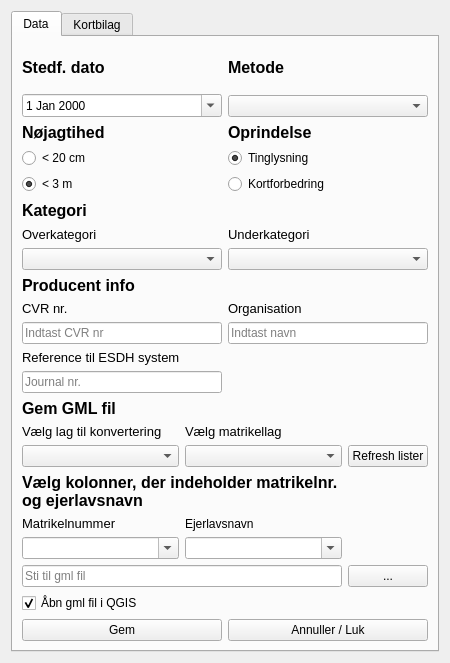
First picture: the form in tinglysning_gml_dialog_base.ui, repository danielarnason/TinglysningGml, before the edit.
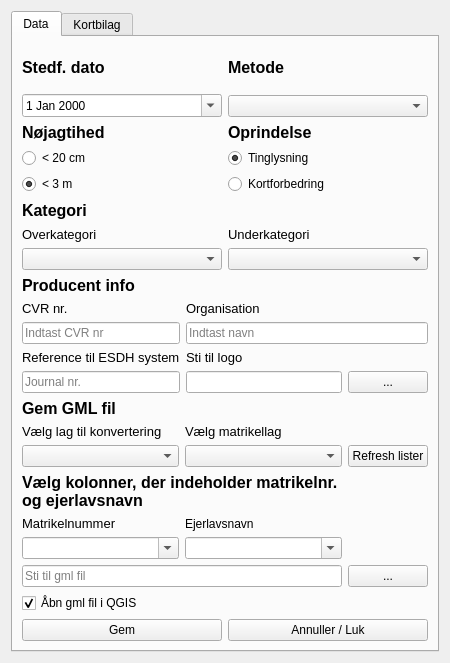
Second picture: the form after the edit.

Commit message: Felt til sti og knap tilføjet til UI

Patch:
```diff
--- a/tinglysning_gml_dialog_base.ui
+++ b/tinglysning_gml_dialog_base.ui
@@ -67,18 +67,6 @@
              </property>
             </widget>
            </item>
-           <item row="0" column="1">
-            <widget class="QLabel" name="label_6">
-             <property name="font">
-              <font>
-               <pointsize>10</pointsize>
-              </font>
-             </property>
-             <property name="text">
-              <string>Organisation</string>
-             </property>
-            </widget>
-           </item>
            <item row="0" column="0">
             <widget class="QLabel" name="label_5">
              <property name="font">
@@ -91,16 +79,6 @@
              </property>
             </widget>
            </item>
-           <item row="1" column="1">
-            <widget class="QLineEdit" name="lineEdit_2">
-             <property name="text">
-              <string/>
-             </property>
-             <property name="placeholderText">
-              <string>Indtast navn</string>
-             </property>
-            </widget>
-           </item>
            <item row="2" column="0">
             <widget class="QLabel" name="label_7">
              <property name="font">
@@ -113,7 +91,7 @@
              </property>
             </widget>
            </item>
-           <item row="3" column="0">
+           <item row="4" column="0">
             <widget class="QLineEdit" name="lineEdit_3">
              <property name="text">
               <string/>
@@ -123,6 +101,50 @@
              </property>
             </widget>
            </item>
+           <item row="4" column="1">
+            <widget class="QLineEdit" name="lineEdit_9"/>
+           </item>
+           <item row="4" column="2">
+            <widget class="QPushButton" name="pushButton_6">
+             <property name="text">
+              <string>...</string>
+             </property>
+            </widget>
+           </item>
+           <item row="1" column="1" colspan="2">
+            <widget class="QLineEdit" name="lineEdit_2">
+             <property name="text">
+              <string/>
+             </property>
+             <property name="placeholderText">
+              <string>Indtast navn</string>
+             </property>
+            </widget>
+           </item>
+           <item row="0" column="1" colspan="2">
+            <widget class="QLabel" name="label_6">
+             <property name="font">
+              <font>
+               <pointsize>10</pointsize>
+              </font>
+             </property>
+             <property name="text">
+              <string>Organisation</string>
+             </property>
+            </widget>
+           </item>
+           <item row="2" column="1" colspan="2">
+            <widget class="QLabel" name="label_22">
+             <property name="font">
+              <font>
+               <pointsize>10</pointsize>
+              </font>
+             </property>
+             <property name="text">
+              <string>Sti til logo</string>
+             </property>
+            </widget>
+           </item>
           </layout>
          </item>
         </layout>
```
